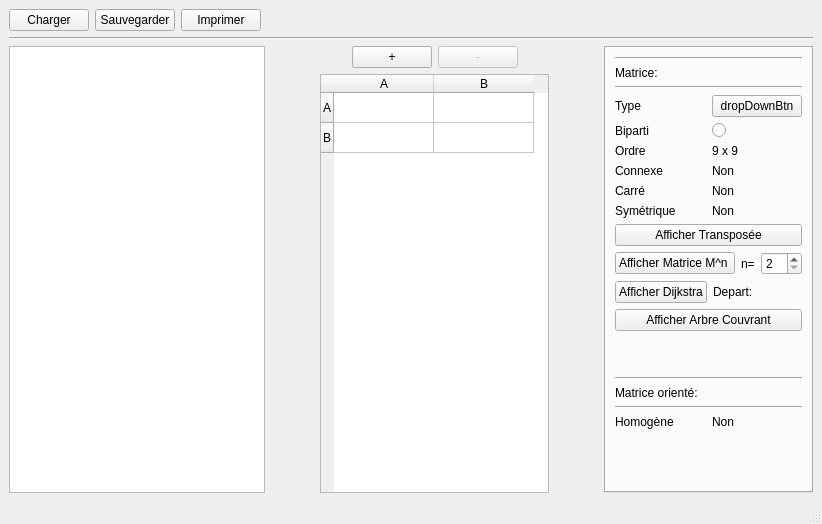
This is mainwindow.ui in safirex/Matrix-editor as Qt 5 draws it before an edit. The edited form follows.
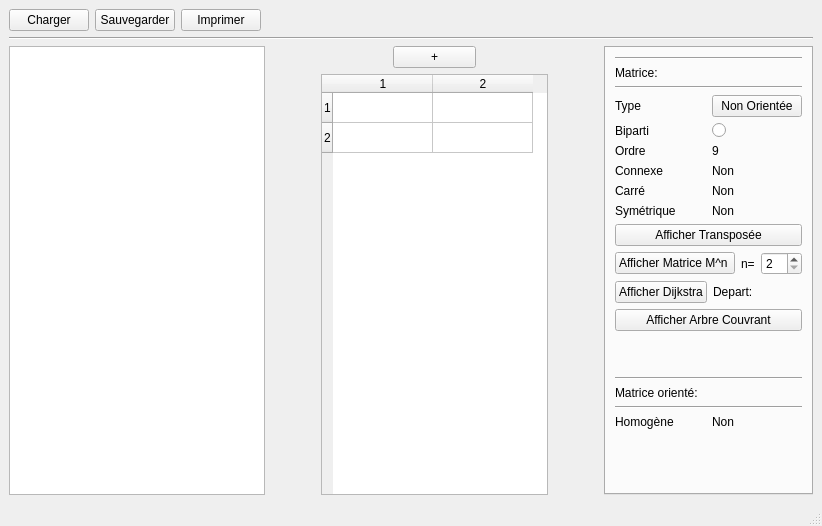
This is the edited form. Custom widgets are drawn as their Qt base class.

The edit to the form file:
```diff
--- a/mainwindow.ui
+++ b/mainwindow.ui
@@ -7,7 +7,7 @@
     <x>0</x>
     <y>0</y>
     <width>822</width>
-    <height>524</height>
+    <height>526</height>
    </rect>
   </property>
   <property name="font">
@@ -75,6 +75,12 @@
           <verstretch>0</verstretch>
          </sizepolicy>
         </property>
+        <property name="maximumSize">
+         <size>
+          <width>13777215</width>
+          <height>16777215</height>
+         </size>
+        </property>
        </widget>
       </item>
       <item>
@@ -129,22 +135,6 @@
             </property>
            </widget>
           </item>
-          <item>
-           <widget class="MatriceButton" name="removeButton">
-            <property name="enabled">
-             <bool>false</bool>
-            </property>
-            <property name="sizePolicy">
-             <sizepolicy hsizetype="Expanding" vsizetype="Fixed">
-              <horstretch>0</horstretch>
-              <verstretch>0</verstretch>
-             </sizepolicy>
-            </property>
-            <property name="text">
-             <string>-</string>
-            </property>
-           </widget>
-          </item>
           <item>
            <spacer name="horizontalSpacer_5">
             <property name="orientation">
@@ -163,7 +153,7 @@
         <item alignment="Qt::AlignHCenter">
          <widget class="MatriceTable" name="tableWidget">
           <property name="sizePolicy">
-           <sizepolicy hsizetype="Preferred" vsizetype="Preferred">
+           <sizepolicy hsizetype="Expanding" vsizetype="Expanding">
             <horstretch>0</horstretch>
             <verstretch>0</verstretch>
            </sizepolicy>
@@ -186,24 +176,27 @@
           <property name="selectionBehavior">
            <enum>QAbstractItemView::SelectItems</enum>
           </property>
+          <property name="textElideMode">
+           <enum>Qt::ElideMiddle</enum>
+          </property>
           <row>
            <property name="text">
-            <string>A</string>
+            <string>1</string>
            </property>
           </row>
           <row>
            <property name="text">
-            <string>B</string>
+            <string>2</string>
            </property>
           </row>
           <column>
            <property name="text">
-            <string>A</string>
+            <string>1</string>
            </property>
           </column>
           <column>
            <property name="text">
-            <string>B</string>
+            <string>2</string>
            </property>
           </column>
           <item row="0" column="0">
@@ -310,7 +303,7 @@
                  </sizepolicy>
                 </property>
                 <property name="text">
-                 <string>dropDownBtn</string>
+                 <string>Non Orientée</string>
                 </property>
                </widget>
               </item>
@@ -346,7 +339,7 @@
               <item>
                <widget class="QLabel" name="label">
                 <property name="text">
-                 <string>9 x 9 </string>
+                 <string>9</string>
                 </property>
                </widget>
               </item>
@@ -575,11 +568,6 @@
     <slot>displayMatrice()</slot>
    </slots>
   </customwidget>
-  <customwidget>
-   <class>MatriceButton</class>
-   <extends>QPushButton</extends>
-   <header>matricebutton.h</header>
-  </customwidget>
  </customwidgets>
  <resources/>
  <connections>
```
Left out of the diff: 5 changed lines with no effect on the pictures.
